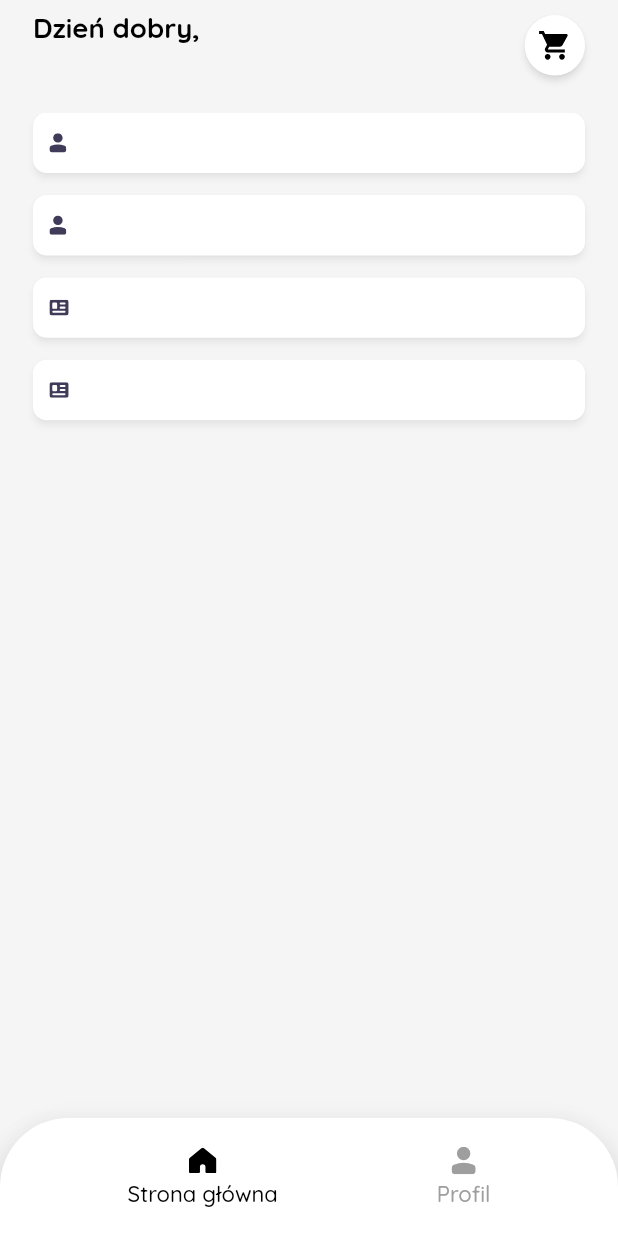
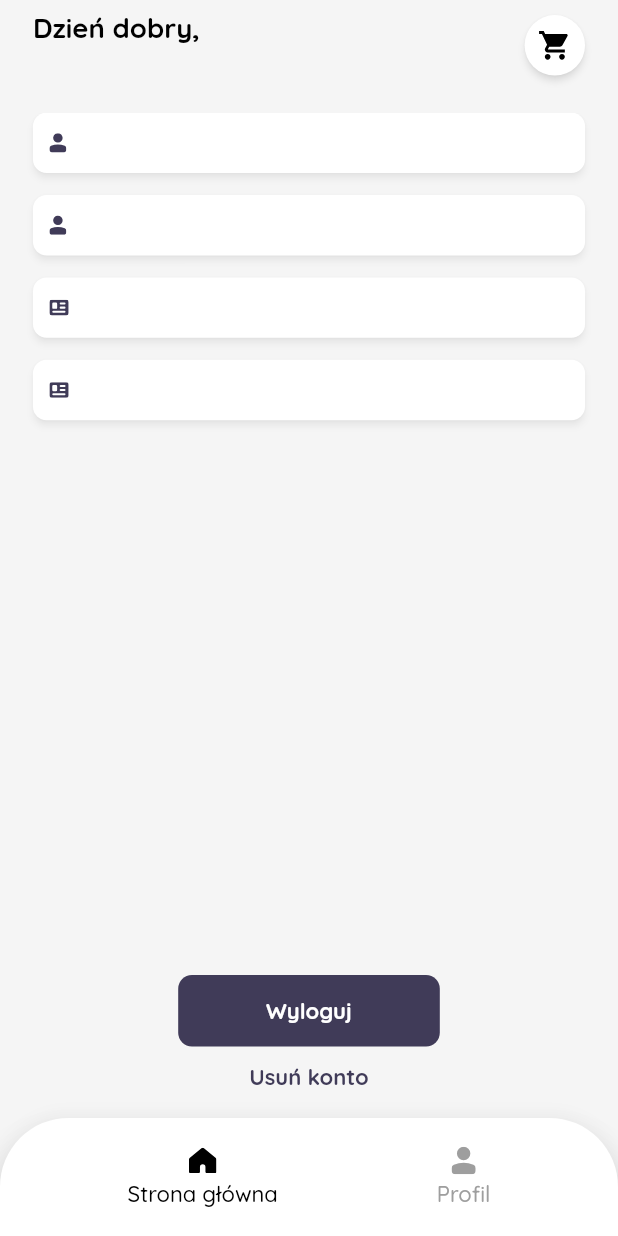
Before and after one commit to WeSsli/SneakersShop, a Flutter app: the screen it shows once a user with an empty profile is signed in, swiped to page 2, on a phone screen of 412 x 824 dp. Run offline on Flutter 3.47's test engine with Material 2 defaults, Android fonts, the phone set to English and light mode, and no system bars; our stand-ins replace cached_network_image, carousel_slider, cloud_firestore, firebase_auth, firebase_core, flutter_svg and 4 more; accounts and stored records are empty.

Commit message:
Add product screen

```diff
--- /dev/null
+++ b/lib/bindings/product_screen_binding.dart
@@ -0,0 +1,9 @@
+import 'package:get/get.dart';
+import 'package:sneakers/screens/product_screen/controllers/product_screen_controller.dart';
+
+class ProductBinding extends Bindings {
+  @override
+  void dependencies() {
+    Get.lazyPut<ProductScreenController>(() => ProductScreenController());
+  }
+}
--- a/lib/controllers/auth_controller.dart
+++ b/lib/controllers/auth_controller.dart
@@ -1,3 +1,5 @@
+import 'package:flutter/cupertino.dart';
+import 'package:flutter/material.dart';
 import 'package:get/get.dart';
 import 'package:firebase_auth/firebase_auth.dart';
 import 'package:sneakers/controllers/user_controller.dart';
@@ -6,6 +8,12 @@ import 'package:sneakers/services/database.dart';
 
 class AuthController extends GetxController {
   FirebaseAuth _auth = FirebaseAuth.instance;
+  PageController deleteDialogController =
+      PageController(initialPage: 0, keepPage: true);
+  var dialogIndex = 0.obs;
+  final TextEditingController dialogEmailController = TextEditingController();
+  final TextEditingController dialogPasswordController =
+      TextEditingController();
 
   void init() {
     Get.find<FirebaseAuth>().authStateChanges().listen((event) async {
@@ -74,4 +82,28 @@ class AuthController extends GetxController {
       );
     }
   }
+
+  //TODO usunac usera z firestore
+  void deleteUser() async {
+    EmailAuthCredential credential = EmailAuthProvider.credential(
+        email: dialogEmailController.text,
+        password: dialogPasswordController.text);
+    await _auth.currentUser.reauthenticateWithCredential(credential);
+    _auth.currentUser.delete();
+    dialogEmailController.clear();
+    dialogPasswordController.clear();
+    Get.find<UserController>().userClear();
+  }
+
+  Future setPage(int index) async {
+    if (deleteDialogController != null) {
+      await deleteDialogController.animateToPage(
+        index,
+        duration: Duration(milliseconds: 375),
+        curve: Curves.easeInOut,
+      );
+
+      dialogIndex.value = index;
+    }
+  }
 }
--- a/lib/controllers/user_controller.dart
+++ b/lib/controllers/user_controller.dart
@@ -11,6 +11,7 @@ class UserController extends GetxController {
   final TextEditingController surnameController = TextEditingController();
   final TextEditingController addressController = TextEditingController();
   final TextEditingController cityController = TextEditingController();
+
   RxBool enabled = false.obs;
 
   void init(){
--- a/lib/main.dart
+++ b/lib/main.dart
@@ -5,11 +5,11 @@ import 'package:get/get.dart';
 import 'package:sneakers/bindings/init_binding.dart';
 import 'package:responsive_framework/responsive_framework.dart';
 import 'package:sneakers/bindings/login_screen_binding.dart';
+import 'package:sneakers/bindings/product_screen_binding.dart';
 import 'package:sneakers/bindings/register_screen_binding.dart';
 import 'package:sneakers/screens/home_screen/home_screen.dart';
-import 'package:sneakers/screens/login_screen/controllers/log_in_controller.dart';
 import 'package:sneakers/screens/login_screen/login_screen.dart';
-import 'package:sneakers/screens/register_screen/controllers/register_controller.dart';
+import 'package:sneakers/screens/product_screen/product_screen.dart';
 import 'package:sneakers/screens/register_screen/register_screen.dart';
 import 'package:sneakers/screens/splash_screen/splash_screen.dart';
 import 'package:sneakers/utils/theme.dart';
@@ -67,6 +67,11 @@ class MyApp extends StatelessWidget {
             name: 'home',
             page: () => HomeScreen(),
           ),
+          GetPage(
+            name: 'product',
+            page: () => ProductScreen(),
+            binding: ProductBinding(),
+          ),
         ]);
   }
 }
--- a/lib/models/product.dart
+++ b/lib/models/product.dart
@@ -6,6 +6,7 @@ class ProductModel {
   int type;
   List<String> images;
   List<String> sizes;
+  String description;
 
   ProductModel({
     this.name,
@@ -13,6 +14,7 @@ class ProductModel {
     this.type,
     this.images,
     this.sizes,
+    this.description
   });
 
   ProductModel.fromDocumentSnapshot(DocumentSnapshot doc) {
@@ -21,5 +23,6 @@ class ProductModel {
     type = doc["type"];
     images = List.from(doc["images"]);
     sizes = List.from(doc["sizes"]);
+    description = doc["description"];
   }
 }
--- a/lib/screens/home_screen/home_screen.dart
+++ b/lib/screens/home_screen/home_screen.dart
@@ -26,6 +26,9 @@ class HomeScreen extends StatelessWidget {
                 Padding(
                   padding: const EdgeInsets.only(bottom: 42),
                   child: PageView.builder(
+                    onPageChanged: (_){
+                      FocusScope.of(context).requestFocus(new FocusNode());
+                    },
                     controller: navigationController.pageController,
                     itemCount: 2,
                     physics: NeverScrollableScrollPhysics(),
--- a/lib/screens/home_screen/views/profile_view.dart
+++ b/lib/screens/home_screen/views/profile_view.dart
@@ -1,10 +1,12 @@
 import 'package:flutter/material.dart';
 import 'package:get/get.dart';
+import 'package:sneakers/controllers/auth_controller.dart';
 import 'package:sneakers/controllers/user_controller.dart';
 import 'package:flutter/cupertino.dart';
 import 'package:sneakers/screens/home_screen/widgets/profile_input.dart';
 import 'package:flutter/scheduler.dart';
 import 'package:sneakers/services/database.dart';
+import 'package:sneakers/widgets/delete_dialog.dart';
 
 class ProfileView extends StatefulWidget {
   @override
@@ -59,10 +61,38 @@ class _ProfileViewState extends State<ProfileView>
             Obx(
               () => Container(
                   child: userController.enabled.value
-                    ? CupertinoButton(
+                      ? _saveButton(context)
+                      : _signoutButton(context)),
+            ),
+            SizedBox(height: 12),
+            CupertinoButton(
+              child: Text(
+                "Usuń konto",
+                style: context.textTheme.bodyText1.copyWith(
+                  fontSize: 16,
+                  fontWeight: FontWeight.w800,
+                  color: context.theme.primaryColor,
+                ),
+              ),
+              onPressed: () {
+                Get.dialog(DeleteDialog());
+              },
+              padding: EdgeInsets.zero,
+              minSize: 0,
+              color: Colors.transparent,
+            ),
+            SizedBox(
+              height: 64,
+            ),
+          ],
+        ),
+      ),
+    );
+  }
+
+  Widget _saveButton(BuildContext context) => CupertinoButton(
         child: Container(
-                          padding: EdgeInsets.symmetric(
-                              horizontal: 64, vertical: 16),
+          padding: EdgeInsets.symmetric(horizontal: 64, vertical: 16),
           decoration: BoxDecoration(
             borderRadius: BorderRadius.circular(10),
             color: context.theme.primaryColor,
@@ -84,18 +114,31 @@ class _ProfileViewState extends State<ProfileView>
         padding: EdgeInsets.zero,
         minSize: 0,
         color: Colors.transparent,
-                      )
-                    : SizedBox(height: 0),
+      );
+
+  Widget _signoutButton(BuildContext context) => CupertinoButton(
+        child: Container(
+          padding: EdgeInsets.symmetric(horizontal: 64, vertical: 16),
+          decoration: BoxDecoration(
+            borderRadius: BorderRadius.circular(10),
+            color: context.theme.primaryColor,
+          ),
+          child: Text(
+            "Wyloguj",
+            style: context.textTheme.bodyText1.copyWith(
+              fontSize: 16,
+              fontWeight: FontWeight.w800,
+              color: Colors.white,
             ),
           ),
-            SizedBox(
-              height: 64,
         ),
-          ],
-        ),
-      ),
+        onPressed: () async {
+          Get.find<AuthController>().signOut();
+        },
+        padding: EdgeInsets.zero,
+        minSize: 0,
+        color: Colors.transparent,
       );
-  }
 
   @override
   bool get wantKeepAlive => true;
--- a/lib/screens/home_screen/widgets/profile_input.dart
+++ b/lib/screens/home_screen/widgets/profile_input.dart
@@ -9,11 +9,15 @@ class ProfileInput extends StatelessWidget {
   final bool enabled;
   final bool obscure;
   final TextInputType type;
+  final Color color;
+  final String placeholder;
 
   const ProfileInput({
     Key key,
     @required this.textEditingController,
     @required this.path,
+    this.color = Colors.white,
+    this.placeholder = '',
     this.enabled,
     this.obscure = false,
     this.type = TextInputType.text,
@@ -24,11 +28,12 @@ class ProfileInput extends StatelessWidget {
     return Padding(
       padding: const EdgeInsets.symmetric(horizontal: 24.0),
       child: PhysicalModel(
-        color: Colors.white,
+        color: color,
         borderRadius: BorderRadius.circular(10),
         elevation: 2,
         shadowColor: Colors.black.withOpacity(0.3),
         child: CupertinoTextField(
+          placeholder: placeholder,
           padding: EdgeInsets.symmetric(vertical: 12, horizontal: 6),
           decoration: BoxDecoration(color: Colors.transparent),
           obscureText: obscure,
@@ -42,6 +47,18 @@ class ProfileInput extends StatelessWidget {
               color: context.theme.primaryColor,
             ),
           ),
+          suffix: CupertinoButton(
+            padding: EdgeInsets.zero,
+            onPressed: () {
+              textEditingController.clear();
+            },
+            child: Icon(
+              Icons.clear,
+              size: 12,
+              color: Colors.black,
+            ),
+          ),
+          suffixMode: OverlayVisibilityMode.editing,
         ),
       ),
     );
--- a/lib/screens/login_screen/login_screen.dart
+++ b/lib/screens/login_screen/login_screen.dart
@@ -121,6 +121,8 @@ class LoginScreen extends GetView<SigninController> {
             ),
             onPressed: () {
               Get.toNamed("register");
+              controller.emailController.clear();
+              controller.passwordController.clear();
             },
             padding: EdgeInsets.zero,
             minSize: 0,
--- /dev/null
+++ b/lib/screens/product_screen/controllers/product_screen_controller.dart
@@ -0,0 +1,15 @@
+import 'package:get/get.dart';
+import 'package:sneakers/models/product.dart';
+
+class ProductScreenController extends GetxController{
+  RxString size = "0".obs;
+  RxInt pageIndex = 0.obs;
+
+  final Rx<ProductModel> product = Rx<ProductModel>();
+
+  @override
+  void onInit() {
+    super.onInit();
+    product.value = Get.arguments;
+  }
+}
--- a/lib/services/database.dart
+++ b/lib/services/database.dart
@@ -1,5 +1,4 @@
 import 'package:cloud_firestore/cloud_firestore.dart';
-import 'package:flutter/widgets.dart';
 import 'package:get/get.dart';
 import 'package:sneakers/controllers/user_controller.dart';
 import 'package:sneakers/models/product.dart';
--- a/pubspec.yaml
+++ b/pubspec.yaml
@@ -36,6 +36,7 @@ dependencies:
   cloud_firestore:
   cached_network_image: ^2.5.0
   pull_to_refresh: 1.6.3
+  carousel_slider: ^3.0.0
 
 
 dev_dependencies:
```
Also changed, not shown: lib/screens/home_screen/views/home_view.dart (+11 -0 lines), lib/screens/product_screen/product_screen.dart (added, +284 -0 lines), lib/widgets/delete_dialog.dart (added, +198 -0 lines), lib/widgets/product_card.dart (+9 -4 lines), lib/widgets/text_input.dart (+12 -1 lines), assets/icons/arrow_back.svg (added), pubspec.lock. Lines whose indentation alone changed are shown as unchanged.
